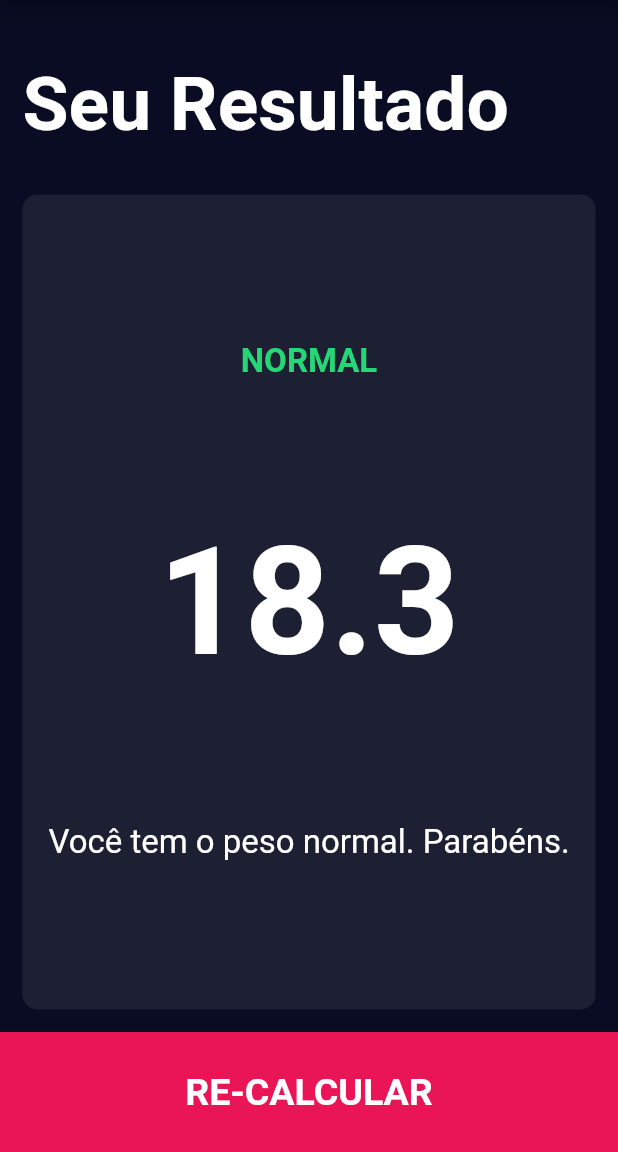
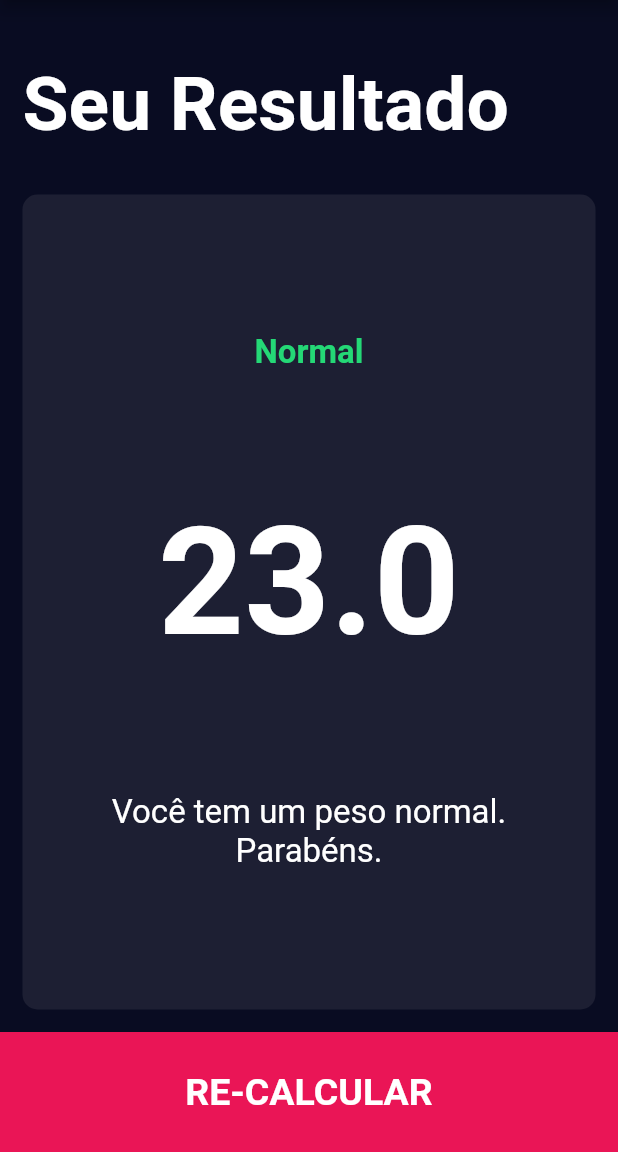
Before and after one commit to gregori/calc_imc, a Flutter app: the screen it shows after launch, item 2 of the bottom bar chosen, after a tap on "CALCULAR", on a phone screen of 412 x 824 dp, the part 84-1236 px from its top. Run offline on Flutter 3.47's test engine with Material 2 defaults, Android fonts, the phone set to English and light mode, and no system bars; our stand-ins replace font_awesome_flutter.

Commit message:
Aplicativo finalizado

```diff
--- /dev/null
+++ b/lib/bmi_calculator_brain.dart
@@ -0,0 +1,43 @@
+import 'dart:math';
+
+class BMICalculatorBrain {
+  final int height;
+  final int weight;
+  double _bmi = 0.0;
+
+  BMICalculatorBrain({required this.height, required this.weight}) {
+    _calculateBMI();
+  }
+
+  void _calculateBMI() {
+    _bmi = weight / pow(height / 100, 2);
+  }
+
+  String getBMIAsString() {
+    return _bmi.toStringAsFixed(1);
+  }
+
+  String getResult() {
+    if (_bmi >= 30) {
+      return 'Obesidade';
+    } else if (_bmi >= 25) {
+      return 'Sobrepeso';
+    } else if (_bmi >= 18.5) {
+      return 'Normal';
+    } else {
+      return 'Abaixo do peso';
+    }
+  }
+
+  String getInterpretation() {
+    if (_bmi >= 30) {
+      return 'Você está muito acima do peso. Convém buscar ajuda médica.';
+    } else if (_bmi >= 25) {
+      return 'Seu peso está acima do normal. Procure exercitar-se mais.';
+    } else if (_bmi >= 18.5) {
+      return 'Você tem um peso normal. Parabéns.';
+    } else {
+      return 'Você está abaixo do peso. Você pode comer um pouco mais.';
+    }
+  }
+}
--- a/lib/screens/input_page.dart
+++ b/lib/screens/input_page.dart
@@ -1,3 +1,4 @@
+import 'package:calc_imc/bmi_calculator_brain.dart';
 import 'package:calc_imc/components/bottom_button.dart';
 import 'package:calc_imc/components/icon_content.dart';
 import 'package:calc_imc/components/reusable_card.dart';
@@ -160,7 +161,7 @@ class _InputPageState extends State<InputPage> {
                                 icon: FontAwesomeIcons.minus,
                                 onPressed: () {
                                   setState(() {
-                                    if (weight > 30) {
+                                    if (weight > 20) {
                                       weight--;
                                     }
                                   });
@@ -225,10 +226,17 @@ class _InputPageState extends State<InputPage> {
             ),
             BottomButton(
               onTap: () {
+                BMICalculatorBrain calc =
+                    BMICalculatorBrain(height: height, weight: weight);
+
                 Navigator.push(
                   context,
                   MaterialPageRoute(
-                    builder: (context) => ResultPage(),
+                    builder: (context) => ResultPage(
+                      bmiResult: calc.getBMIAsString(),
+                      resultText: calc.getResult(),
+                      interpretation: calc.getInterpretation(),
+                    ),
                   ),
                 );
               },
--- a/lib/screens/result_page.dart
+++ b/lib/screens/result_page.dart
@@ -4,6 +4,15 @@ import 'package:calc_imc/constants.dart';
 import 'package:flutter/material.dart';
 
 class ResultPage extends StatelessWidget {
+  final String bmiResult;
+  final String resultText;
+  final String interpretation;
+
+  ResultPage(
+      {required this.bmiResult,
+      required this.resultText,
+      required this.interpretation});
+
   @override
   Widget build(BuildContext context) {
     return Scaffold(
@@ -35,16 +44,17 @@ class ResultPage extends StatelessWidget {
                   crossAxisAlignment: CrossAxisAlignment.center,
                   children: [
                     Text(
-                      'NORMAL',
+                      resultText,
                       style: kResultTextStyle,
                     ),
                     Text(
-                      '18.3',
+                      bmiResult,
                       style: kBMITextStyle,
                     ),
                     Text(
-                      'Você tem o peso normal. Parabéns.',
+                      interpretation,
                       style: kInterpretationTextStyle,
+                      textAlign: TextAlign.center,
                     )
                   ],
                 ),
```
